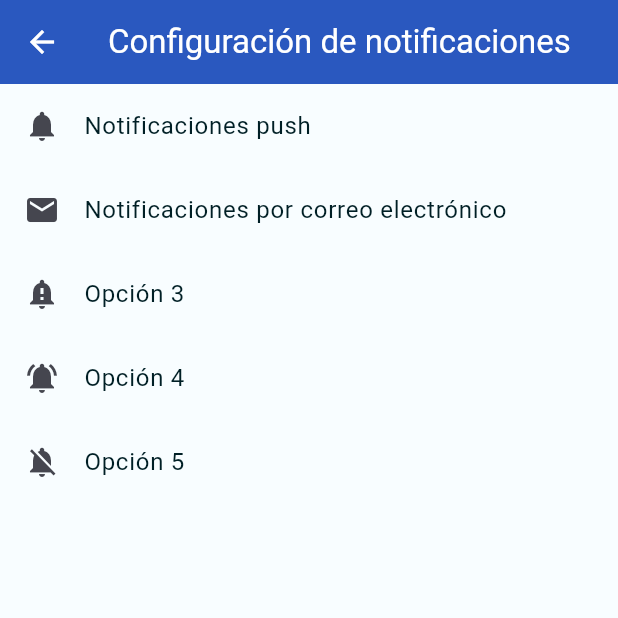
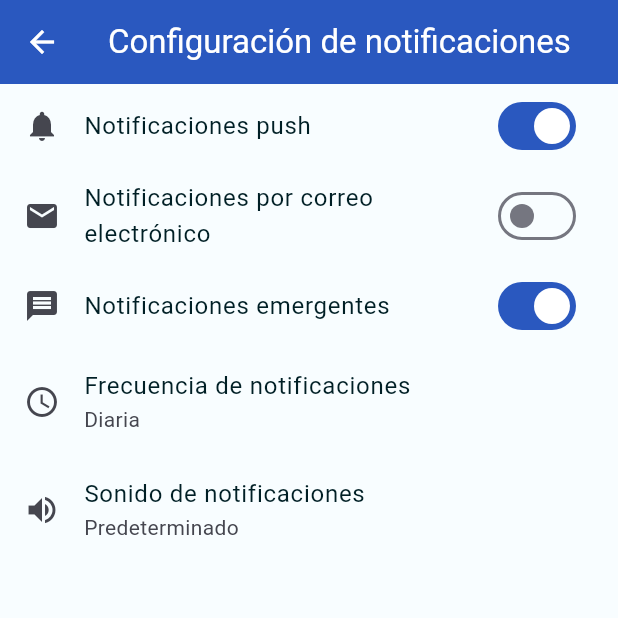
Before and after one commit to arrtttt/MindWellApp, a Flutter app: the SettingsScreen screen opened by its route, after a tap on "Notificaciones", on a phone screen of 412 x 824 dp, the top half of it. Run offline on Flutter 3.47's test engine with Material 3 defaults, Android fonts, the phone set to English and light mode, and no system bars.

Commit message:
add subtitles and switch in tiles on settings screens

```diff
--- a/lib/screens/register/register_screen.dart
+++ b/lib/screens/register/register_screen.dart
@@ -7,7 +7,6 @@ class RegisterScreen extends StatelessWidget {
   Widget build(BuildContext context) {
     return Scaffold(
       appBar: AppBar(
-        automaticallyImplyLeading: false,
         title: const Text('Registro'),
       ),
       body: Form(
--- a/lib/screens/setting/notification_settings_screen.dart
+++ b/lib/screens/setting/notification_settings_screen.dart
@@ -10,26 +10,36 @@ class NotificacionSettingsScreen extends StatelessWidget {
         title: const Text('Configuración de notificaciones'),
       ),
       body: ListView(
-        children: const [
-          ListTile(
-            title: Text('Notificaciones push'),
-            leading: Icon(Icons.notifications),
+        children: [
+          SwitchListTile(
+            title: const Text('Notificaciones push'),
+            value: true,
+            secondary: const Icon(Icons.notifications),
+            onChanged: (value) {},
+          ),
+          SwitchListTile(
+            title: const Text('Notificaciones por correo electrónico'),
+            value: false,
+            secondary: const Icon(Icons.email),
+            onChanged: (value) {},
+          ),
+          SwitchListTile(
+            title: const Text('Notificaciones emergentes'),
+            value: true,
+            secondary: const Icon(Icons.message),
+            onChanged: (value) {},
           ),
           ListTile(
-            title: Text('Notificaciones por correo electrónico'),
-            leading: Icon(Icons.email),
+            title: const Text('Frecuencia de notificaciones'),
+            subtitle: const Text('Diaria'),
+            leading: const Icon(Icons.access_time),
+            onTap: () {},
           ),
           ListTile(
-            title: Text('Opción 3'),
-            leading: Icon(Icons.notification_important),
-          ),
-          ListTile(
-            title: Text('Opción 4'),
-            leading: Icon(Icons.notifications_active),
-          ),
-          ListTile(
-            title: Text('Opción 5'),
-            leading: Icon(Icons.notifications_off),
+            title: const Text('Sonido de notificaciones'),
+            subtitle: const Text('Predeterminado'),
+            leading: const Icon(Icons.volume_up),
+            onTap: () {},
           ),
         ],
       ),
--- a/lib/screens/settings_screen.dart
+++ b/lib/screens/settings_screen.dart
@@ -16,6 +16,7 @@ class SettingsScreen extends StatelessWidget {
               ListTile(
                 title: const Text('Perfil'),
                 leading: const Icon(Icons.person),
+                subtitle: const Text('Ver y editar perfil'),
                 onTap: () {
                   Navigator.pushNamed(context, '/profile');
                 },
@@ -23,6 +24,7 @@ class SettingsScreen extends StatelessWidget {
               ListTile(
                 title: const Text('Notificaciones'),
                 leading: const Icon(Icons.notifications),
+                subtitle: const Text('Configurar notificaciones'),
                 onTap: () {
                   Navigator.pushNamed(context, '/notification_settings');
                 },
@@ -30,6 +32,7 @@ class SettingsScreen extends StatelessWidget {
               ListTile(
                 title: const Text('Idioma'),
                 leading: const Icon(Icons.language),
+                subtitle: const Text('Cambiar idioma'),
                 onTap: () {
                   Navigator.pushNamed(context, '/language_settings');
                 },
@@ -37,6 +40,7 @@ class SettingsScreen extends StatelessWidget {
               ListTile(
                 title: const Text('Privacidad'),
                 leading: const Icon(Icons.privacy_tip),
+                subtitle: const Text('Configurar privacidad'),
                 onTap: () {
                   Navigator.pushNamed(context, '/privacy_settings');
                 },
@@ -44,6 +48,7 @@ class SettingsScreen extends StatelessWidget {
               ListTile(
                 title: const Text('Ayuda'),
                 leading: const Icon(Icons.help),
+                subtitle: const Text('Centro de ayuda'),
                 onTap: () {
                   Navigator.pushNamed(context, '/help');
                 },
--- a/lib/utils/theme.dart
+++ b/lib/utils/theme.dart
@@ -49,6 +49,8 @@ final ThemeData mindWellTheme = ThemeData(
           backgroundColor: MaterialStateProperty.all(lightColorScheme.primary),
           foregroundColor:
               MaterialStateProperty.all(lightColorScheme.onPrimary),
+          overlayColor:
+              MaterialStatePropertyAll(lightColorScheme.onPrimaryContainer),
           elevation: MaterialStateProperty.all(5),
           textStyle: MaterialStateProperty.all(
             TextStyle(color: lightColorScheme.onPrimary),
```
Also changed, not shown: lib/screens/login/login_screen.dart (+2 -7 lines), lib/screens/setting/privacy_settings_screen.dart (+21 -15 lines).
